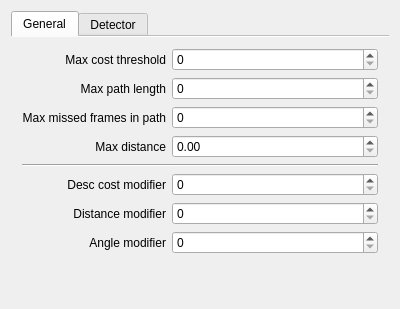
The window that trunk/src/projects/src/StartPanel/ui/PathDetectionConfig.ui (mk4me/sava-linux) describes before a commit, drawn with Qt 5.
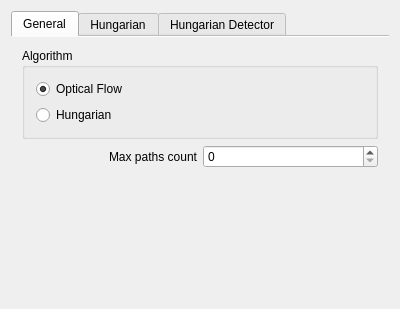
The same window after the commit. Custom widgets are drawn as their Qt base class.

```diff
--- a/trunk/src/projects/src/StartPanel/ui/PathDetectionConfig.ui
+++ b/trunk/src/projects/src/StartPanel/ui/PathDetectionConfig.ui
@@ -26,9 +26,85 @@
       <attribute name="title">
        <string>General</string>
       </attribute>
+      <layout class="QGridLayout" name="gridLayout_4">
+       <item row="3" column="0" colspan="2">
+        <spacer name="verticalSpacer_3">
+         <property name="orientation">
+          <enum>Qt::Vertical</enum>
+         </property>
+         <property name="sizeHint" stdset="0">
+          <size>
+           <width>20</width>
+           <height>40</height>
+          </size>
+         </property>
+        </spacer>
+       </item>
+       <item row="1" column="0" colspan="2">
+        <widget class="QGroupBox" name="groupBox">
+         <property name="title">
+          <string>Algorithm</string>
+         </property>
+         <layout class="QVBoxLayout" name="verticalLayout">
+          <item>
+           <widget class="QRadioButton" name="m_OpticalFlow">
+            <property name="text">
+             <string>Optical Flow</string>
+            </property>
+            <property name="checked">
+             <bool>true</bool>
+            </property>
+           </widget>
+          </item>
+          <item>
+           <widget class="QRadioButton" name="m_Hungarian">
+            <property name="text">
+             <string>Hungarian</string>
+            </property>
+            <property name="checked">
+             <bool>false</bool>
+            </property>
+           </widget>
+          </item>
+         </layout>
+        </widget>
+       </item>
+       <item row="2" column="0">
+        <widget class="QLabel" name="label_9">
+         <property name="text">
+          <string>Max paths count</string>
+         </property>
+         <property name="alignment">
+          <set>Qt::AlignRight|Qt::AlignTrailing|Qt::AlignVCenter</set>
+         </property>
+        </widget>
+       </item>
+       <item row="2" column="1">
+        <widget class="QSpinBox" name="m_MaxPathsCount">
+         <property name="maximum">
+          <number>10000</number>
+         </property>
+        </widget>
+       </item>
+      </layout>
+     </widget>
+     <widget class="QWidget" name="m_HungarianTab">
+      <attribute name="title">
+       <string>Hungarian</string>
+      </attribute>
       <layout class="QGridLayout" name="gridLayout_2">
-       <item row="0" column="1">
-        <widget class="QSpinBox" name="m_MaxCostThresh">
+       <item row="18" column="0">
+        <widget class="QLabel" name="label_7">
+         <property name="text">
+          <string>Angle modifier</string>
+         </property>
+         <property name="alignment">
+          <set>Qt::AlignRight|Qt::AlignTrailing|Qt::AlignVCenter</set>
+         </property>
+        </widget>
+       </item>
+       <item row="9" column="1">
+        <widget class="QSpinBox" name="m_MaxPathLength">
          <property name="sizePolicy">
           <sizepolicy hsizetype="MinimumExpanding" vsizetype="Fixed">
            <horstretch>0</horstretch>
@@ -38,12 +114,38 @@
          <property name="maximum">
           <number>1000</number>
          </property>
-         <property name="singleStep">
-          <number>10</number>
+        </widget>
+       </item>
+       <item row="17" column="1">
+        <widget class="QSpinBox" name="m_DistanceModifier">
+         <property name="sizePolicy">
+          <sizepolicy hsizetype="MinimumExpanding" vsizetype="Fixed">
+           <horstretch>0</horstretch>
+           <verstretch>0</verstretch>
+          </sizepolicy>
          </property>
+         <property name="maximum">
+          <number>100</number>
+         </property>
         </widget>
        </item>
-       <item row="0" column="0">
+       <item row="13" column="1">
+        <widget class="QDoubleSpinBox" name="m_CurrMaxDistFromPredictedNextWorldPoint">
+         <property name="sizePolicy">
+          <sizepolicy hsizetype="MinimumExpanding" vsizetype="Fixed">
+           <horstretch>0</horstretch>
+           <verstretch>0</verstretch>
+          </sizepolicy>
+         </property>
+         <property name="toolTip">
+          <string>Curr max dist from predicted next world point</string>
+         </property>
+         <property name="maximum">
+          <double>100.000000000000000</double>
+         </property>
+        </widget>
+       </item>
+       <item row="8" column="0">
         <widget class="QLabel" name="label">
          <property name="text">
           <string>Max cost threshold</string>
@@ -53,18 +155,28 @@
          </property>
         </widget>
        </item>
-       <item row="1" column="0">
-        <widget class="QLabel" name="label_2">
+       <item row="19" column="1">
+        <widget class="QSpinBox" name="m_MaxProcessTime">
+         <property name="maximum">
+          <number>100000</number>
+         </property>
+         <property name="singleStep">
+          <number>100</number>
+         </property>
+        </widget>
+       </item>
+       <item row="19" column="0">
+        <widget class="QLabel" name="label_8">
          <property name="text">
-          <string>Max path length</string>
+          <string>Max process time [ms]</string>
          </property>
          <property name="alignment">
           <set>Qt::AlignRight|Qt::AlignTrailing|Qt::AlignVCenter</set>
          </property>
         </widget>
        </item>
-       <item row="1" column="1">
-        <widget class="QSpinBox" name="m_MaxPathLength">
+       <item row="16" column="1">
+        <widget class="QSpinBox" name="m_DescCostModifier">
          <property name="sizePolicy">
           <sizepolicy hsizetype="MinimumExpanding" vsizetype="Fixed">
            <horstretch>0</horstretch>
@@ -72,11 +184,11 @@
           </sizepolicy>
          </property>
          <property name="maximum">
-          <number>1000</number>
+          <number>100</number>
          </property>
         </widget>
        </item>
-       <item row="3" column="0">
+       <item row="11" column="0">
         <widget class="QLabel" name="label_3">
          <property name="text">
           <string>Max missed frames in path</string>
@@ -86,14 +198,7 @@
          </property>
         </widget>
        </item>
-       <item row="7" column="0" colspan="2">
-        <widget class="Line" name="line">
-         <property name="orientation">
-          <enum>Qt::Horizontal</enum>
-         </property>
-        </widget>
-       </item>
-       <item row="8" column="0">
+       <item row="16" column="0">
         <widget class="QLabel" name="label_5">
          <property name="text">
           <string>Desc cost modifier</string>
@@ -103,8 +208,8 @@
          </property>
         </widget>
        </item>
-       <item row="8" column="1">
-        <widget class="QSpinBox" name="m_DescCostModifier">
+       <item row="11" column="1">
+        <widget class="QSpinBox" name="m_MaxMissedFramesInPath">
          <property name="sizePolicy">
           <sizepolicy hsizetype="MinimumExpanding" vsizetype="Fixed">
            <horstretch>0</horstretch>
@@ -116,7 +221,7 @@
          </property>
         </widget>
        </item>
-       <item row="9" column="0">
+       <item row="17" column="0">
         <widget class="QLabel" name="label_6">
          <property name="text">
           <string>Distance modifier</string>
@@ -126,8 +231,8 @@
          </property>
         </widget>
        </item>
-       <item row="9" column="1">
-        <widget class="QSpinBox" name="m_DistanceModifier">
+       <item row="8" column="1">
+        <widget class="QSpinBox" name="m_MaxCostThresh">
          <property name="sizePolicy">
           <sizepolicy hsizetype="MinimumExpanding" vsizetype="Fixed">
            <horstretch>0</horstretch>
@@ -135,21 +240,14 @@
           </sizepolicy>
          </property>
          <property name="maximum">
-          <number>100</number>
+          <number>1000</number>
          </property>
-        </widget>
-       </item>
-       <item row="10" column="0">
-        <widget class="QLabel" name="label_7">
-         <property name="text">
-          <string>Angle modifier</string>
+         <property name="singleStep">
+          <number>10</number>
          </property>
-         <property name="alignment">
-          <set>Qt::AlignRight|Qt::AlignTrailing|Qt::AlignVCenter</set>
-         </property>
         </widget>
        </item>
-       <item row="10" column="1">
+       <item row="18" column="1">
         <widget class="QSpinBox" name="m_AngleModifier">
          <property name="sizePolicy">
           <sizepolicy hsizetype="MinimumExpanding" vsizetype="Fixed">
@@ -162,7 +260,7 @@
          </property>
         </widget>
        </item>
-       <item row="5" column="0">
+       <item row="13" column="0">
         <widget class="QLabel" name="label_4">
          <property name="toolTip">
           <string>Curr max dist from predicted next world point</string>
@@ -175,36 +273,24 @@
          </property>
         </widget>
        </item>
-       <item row="3" column="1">
-        <widget class="QSpinBox" name="m_MaxMissedFramesInPath">
-         <property name="sizePolicy">
-          <sizepolicy hsizetype="MinimumExpanding" vsizetype="Fixed">
-           <horstretch>0</horstretch>
-           <verstretch>0</verstretch>
-          </sizepolicy>
+       <item row="9" column="0">
+        <widget class="QLabel" name="label_2">
+         <property name="text">
+          <string>Max path length</string>
          </property>
-         <property name="maximum">
-          <number>100</number>
+         <property name="alignment">
+          <set>Qt::AlignRight|Qt::AlignTrailing|Qt::AlignVCenter</set>
          </property>
         </widget>
        </item>
-       <item row="5" column="1">
-        <widget class="QDoubleSpinBox" name="m_CurrMaxDistFromPredictedNextWorldPoint">
-         <property name="sizePolicy">
-          <sizepolicy hsizetype="MinimumExpanding" vsizetype="Fixed">
-           <horstretch>0</horstretch>
-           <verstretch>0</verstretch>
-          </sizepolicy>
+       <item row="15" column="0" colspan="2">
+        <widget class="Line" name="line">
+         <property name="orientation">
+          <enum>Qt::Horizontal</enum>
          </property>
-         <property name="toolTip">
-          <string>Curr max dist from predicted next world point</string>
-         </property>
-         <property name="maximum">
-          <double>100.000000000000000</double>
-         </property>
         </widget>
        </item>
-       <item row="11" column="0" colspan="2">
+       <item row="21" column="0" colspan="2">
         <spacer name="verticalSpacer">
          <property name="orientation">
           <enum>Qt::Vertical</enum>
@@ -219,9 +305,9 @@
        </item>
       </layout>
      </widget>
-     <widget class="QWidget" name="m_DetectorTab">
+     <widget class="QWidget" name="m_HungarianDetectorTab">
       <attribute name="title">
-       <string>Detector</string>
+       <string>Hungarian Detector</string>
       </attribute>
       <layout class="QGridLayout" name="gridLayout_3">
        <item row="10" column="0" colspan="4">
```
Left out of the diff: 198 changed lines with no effect on the pictures.
